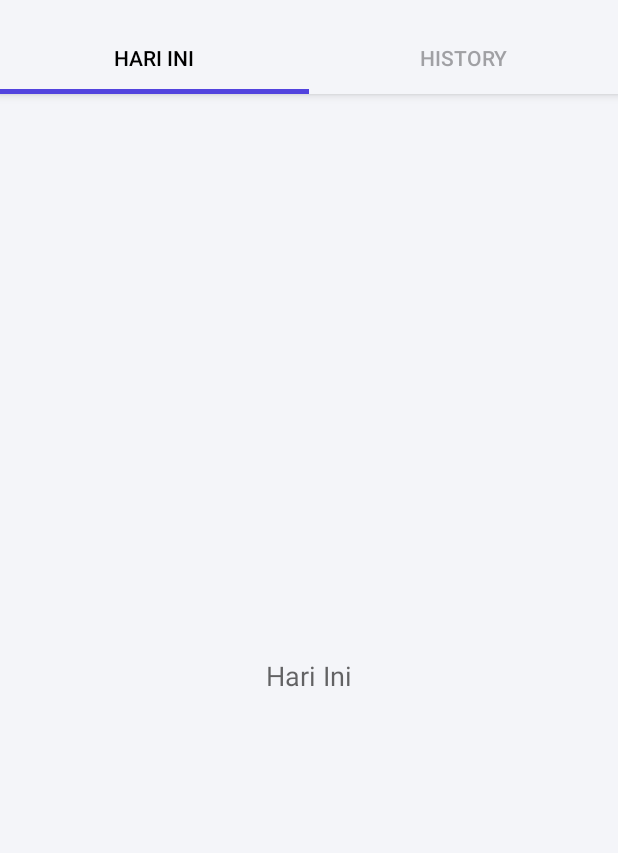
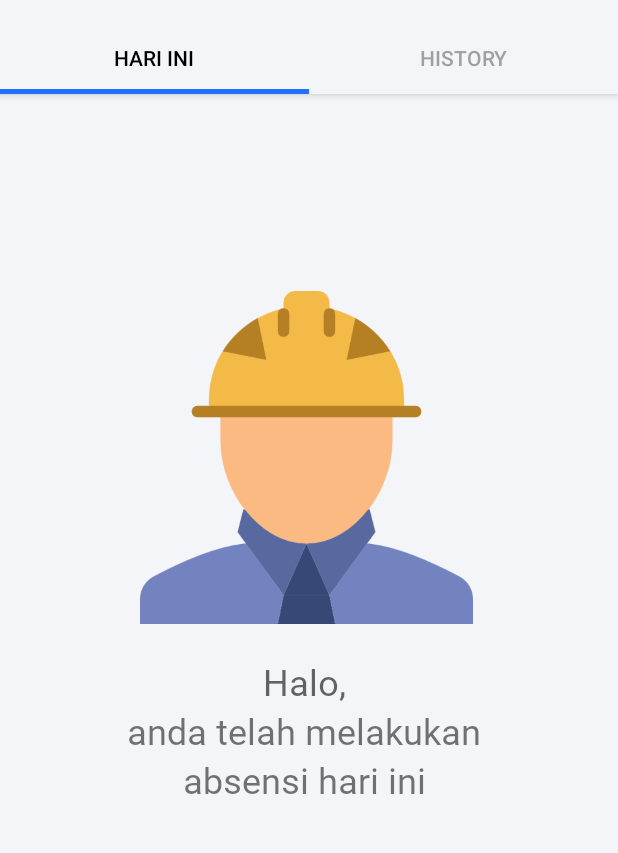
Before and after one commit to rhesaav/FileServiceManagement, an Android app: the screen it shows after launch (AbesensiActivity), on a phone screen of 412 x 824 dp, the part 62-915 px from its top. Run offline under Robolectric (Android 15) with nearby library versions, the light colour scheme and no system bars; Roboto replaces fonts that are not available here.

Commit message:
- custom layout absensi

```diff
--- a/app/src/main/java/id/transdigital/fileservicemanagement/AbesensiActivity.java
+++ b/app/src/main/java/id/transdigital/fileservicemanagement/AbesensiActivity.java
@@ -3,6 +3,7 @@ package id.transdigital.fileservicemanagement;
 import android.os.Bundle;
 import android.support.design.widget.TabLayout;
 import android.support.v4.view.ViewPager;
+import android.support.v7.app.ActionBar;
 import android.support.v7.app.AppCompatActivity;
 import android.support.v7.widget.Toolbar;
 
@@ -14,6 +15,7 @@ public class AbesensiActivity extends AppCompatActivity {
         setContentView(R.layout.activity_abesensi);
 
         initViews();
+        getSupportActionBar().setDisplayOptions(ActionBar.DISPLAY_SHOW_CUSTOM);
     }
 
     private void initViews() {
--- a/app/src/main/res/layout/activity_abesensi.xml
+++ b/app/src/main/res/layout/activity_abesensi.xml
@@ -15,6 +15,9 @@
 
         <android.support.v7.widget.Toolbar
             android:id="@+id/toolbar"
+            android:gravity="center"
+            app:title="Absensi"
+            app:titleTextColor="#000000"
             android:layout_width="match_parent"
             android:layout_height="?attr/actionBarSize"
             app:layout_scrollFlags="scroll|enterAlways"
--- a/app/src/main/res/layout/fragmentday.xml
+++ b/app/src/main/res/layout/fragmentday.xml
@@ -5,9 +5,45 @@
     android:orientation="vertical">
 
     <TextView
+        android:id="@+id/text1"
         android:layout_width="wrap_content"
         android:layout_height="wrap_content"
-        android:layout_centerInParent="true"
-        android:text="@string/day"
-        android:textAppearance="@style/TextAppearance.AppCompat.Medium" />
+        android:layout_below="@+id/worker"
+        android:layout_centerHorizontal="true"
+        android:layout_centerVertical="true"
+        android:layout_marginTop="22dp"
+        android:fontFamily="@font/andika"
+        android:text="Halo, "
+        android:textAppearance="@style/TextAppearance.AppCompat.Medium"
+        android:textSize="24dp" />
+
+    <TextView
+        android:id="@+id/text3"
+        android:layout_width="wrap_content"
+        android:layout_height="wrap_content"
+        android:layout_below="@+id/text1"
+        android:layout_centerHorizontal="true"
+        android:layout_centerVertical="true"
+        android:fontFamily="@font/andika"
+        android:text="anda telah melakukan "
+        android:textSize="24dp" />
+
+    <TextView
+        android:layout_width="wrap_content"
+        android:layout_height="wrap_content"
+        android:layout_below="@+id/text3"
+        android:layout_centerHorizontal="true"
+        android:layout_centerVertical="true"
+        android:fontFamily="@font/andika"
+        android:text="absensi hari ini "
+        android:textSize="24dp" />
+
+    <ImageView
+        android:id="@+id/worker"
+        android:layout_width="222dp"
+        android:layout_height="222dp"
+        android:layout_gravity="center_horizontal"
+        android:layout_marginLeft="93dp"
+        android:layout_marginTop="131dp"
+        android:src="@drawable/engineer" />
 </RelativeLayout>
--- a/app/src/main/res/values/colors.xml
+++ b/app/src/main/res/values/colors.xml
@@ -3,6 +3,6 @@
     <color name="colorPrimary">#f4f5f9</color>
     <color name="colorPrimaryDark">#00574B</color>
     <color name="colorAccent">#D81B60</color>
-    <color name="pink">#5243de</color>
+    <color name="pink">#2270ff</color>
     <color name="color_white_semitransparent">#9967686b</color>
 </resources>
```
Also changed, not shown: app/src/main/res/drawable/engineer.png (added).
